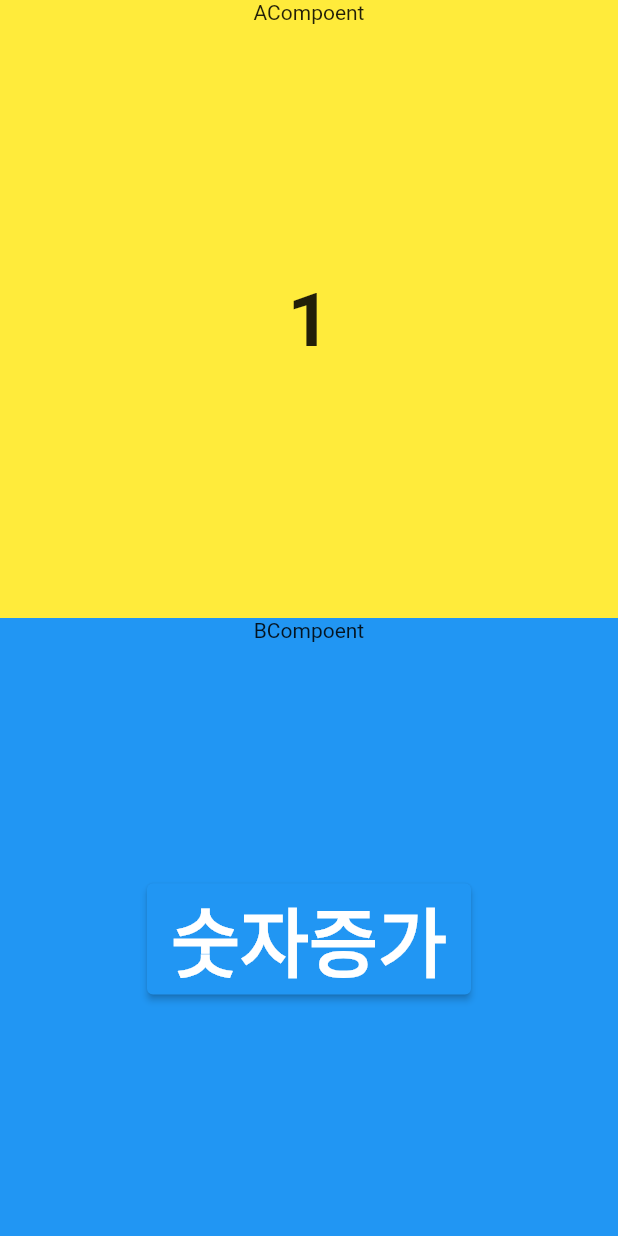
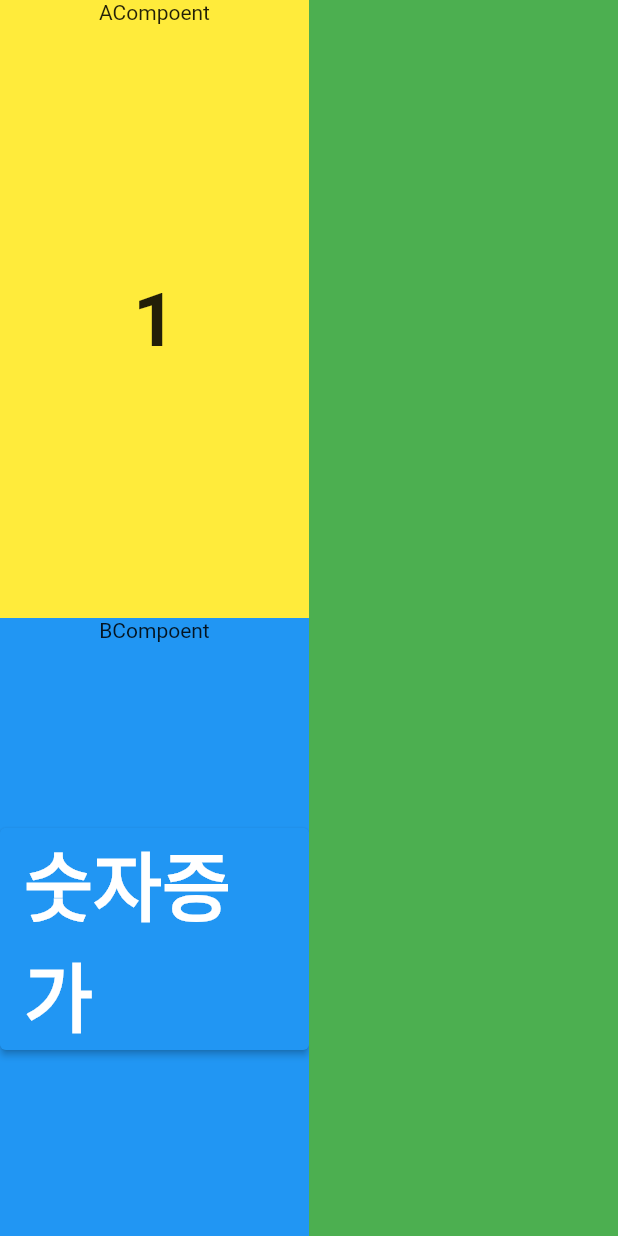
Before and after one commit to mb6282/flutter_state, a Flutter app: the screen it shows after launch, on a phone screen of 412 x 824 dp. Run offline on Flutter 3.47's test engine with Material 2 defaults, Android fonts, the phone set to English and light mode, and no system bars.

Commit message:
AB컴포넌트와 C컴포넌트 분리 완료

```diff
--- a/lib/main.dart
+++ b/lib/main.dart
@@ -15,14 +15,32 @@ class MyApp extends StatelessWidget {
   }
 }
 
-class HomePage extends StatefulWidget {
+class HomePage extends StatelessWidget {
   const HomePage({Key? key}) : super(key: key);
 
   @override
-  State<HomePage> createState() => _HomePageState();
+  Widget build(BuildContext context) {
+    return SizedBox(
+      height: 1000,
+      child: Scaffold(
+        body: Row(
+          children: [
+            Expanded(child: ABComponent()),
+            Expanded(child: CComponent()),
+          ],
+        ),
+      ),
+    );
+  }
 }
 
-class _HomePageState extends State<HomePage> {
+class ABComponent extends StatefulWidget {
+  const ABComponent({Key? key}) : super(key: key);
+  @override
+  State<ABComponent> createState() => _ABComponentState();
+}
+
+class _ABComponentState extends State<ABComponent> {
   int num = 1;
 
   void increase() {
@@ -34,7 +52,8 @@ class _HomePageState extends State<HomePage> {
   @override
   Widget build(BuildContext context) {
     double size = MediaQuery.of(context).size.width;
-    double screenSize = size * 0.8;
+    double ABsize = size * 0.8;
+    double Csize = size * 0.2;
     return Scaffold(
       body: Column(
         crossAxisAlignment: CrossAxisAlignment.stretch,
@@ -103,3 +122,14 @@ class BComponent extends StatelessWidget {
     );
   }
 }
+
+class CComponent extends StatelessWidget {
+  const CComponent({Key? key}) : super(key: key);
+
+  @override
+  Widget build(BuildContext context) {
+    return Container(
+      color: Colors.green,
+    );
+  }
+}
```
